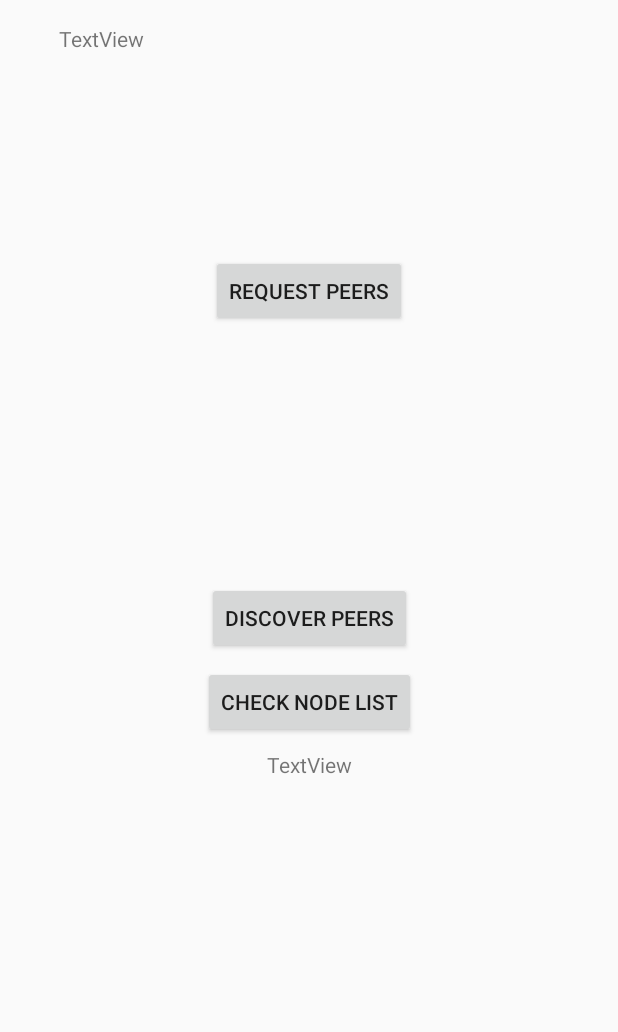
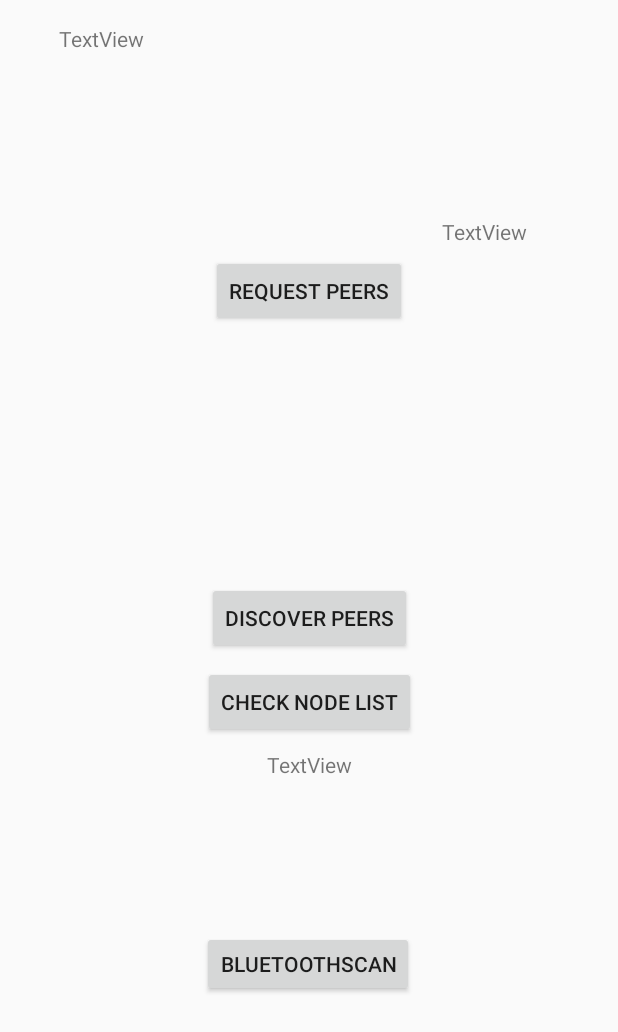
Before and after one commit to ZaneRammal/QuietPeopleMeet, an Android app: the MyWiFiActivity screen opened directly, with no data from a screen before it, on a phone screen of 412 x 824 dp. Shown: the top 1032 px of the screen. Run offline under Robolectric (Android 15) with nearby library versions, the light colour scheme and no system bars.

Commit message:
Added some additional debug views and added Bluetooth Permissions to the manifest.

```diff
--- a/app/src/main/java/ca/uoit/quietpeoplemeet1/MyWiFiActivity.java
+++ b/app/src/main/java/ca/uoit/quietpeoplemeet1/MyWiFiActivity.java
@@ -14,6 +14,21 @@ import android.util.Log;
 import android.view.View;
 import android.widget.TextView;
 import android.widget.Toast;
+import android.app.Activity;
+import android.bluetooth.BluetoothAdapter;
+import android.bluetooth.BluetoothDevice;
+import android.content.BroadcastReceiver;
+import android.content.Context;
+import android.content.Intent;
+import android.content.IntentFilter;
+import android.os.Bundle;
+import android.view.View;
+import android.view.Window;
+import android.widget.AdapterView;
+import android.widget.ArrayAdapter;
+import android.widget.Button;
+import android.widget.ListView;
+import android.widget.TextView;
 
 public class MyWiFiActivity extends AppCompatActivity {
 
@@ -23,9 +38,13 @@ public class MyWiFiActivity extends AppCompatActivity {
     BroadcastReceiver mReceiver;
     String allPeers;
 
+    public static String EXTRA_DEVICE_ADDRESS = "device_address";
+
     //WifiP2pManager.PeerListListener myPeerListListener;
 
     TextView peerView;
+    TextView btView;
+    Button blueToothButton;
 
     public static final String TAG = "DEVICE_FINDER_ACTIVITY";
 
--- a/app/src/main/res/layout/activity_my_wifi.xml
+++ b/app/src/main/res/layout/activity_my_wifi.xml
@@ -77,4 +77,32 @@
         app:layout_constraintTop_toTopOf="parent"
         app:layout_constraintVertical_bias="0.0" />
 
+    <Button
+        android:id="@+id/blueToothButton"
+        android:layout_width="wrap_content"
+        android:layout_height="44dp"
+        android:layout_marginStart="147dp"
+        android:layout_marginTop="37dp"
+        android:layout_marginEnd="149dp"
+        android:layout_marginBottom="96dp"
+        android:text="BlueToothScan"
+        app:layout_constraintBottom_toBottomOf="parent"
+        app:layout_constraintEnd_toEndOf="parent"
+        app:layout_constraintStart_toStartOf="parent"
+        app:layout_constraintTop_toBottomOf="@+id/NodeListTextView" />
+
+    <TextView
+        android:id="@+id/btView"
+        android:layout_width="97dp"
+        android:layout_height="198dp"
+        android:layout_marginStart="16dp"
+        android:layout_marginTop="16dp"
+        android:layout_marginEnd="13dp"
+        android:layout_marginBottom="353dp"
+        android:text="TextView"
+        app:layout_constraintBottom_toBottomOf="parent"
+        app:layout_constraintEnd_toEndOf="parent"
+        app:layout_constraintStart_toEndOf="@+id/button4"
+        app:layout_constraintTop_toTopOf="parent" />
+
 </android.support.constraint.ConstraintLayout>
```
